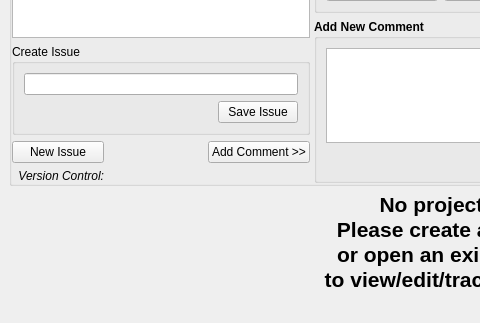
This is qtbe/resources/mainwindow.ui in nsmgr8/qtbe as Qt 5 draws it before an edit; both pictures show x 0 to 480 and y 321 to 644 of the 948 by 644 pixel window. The edited form follows.
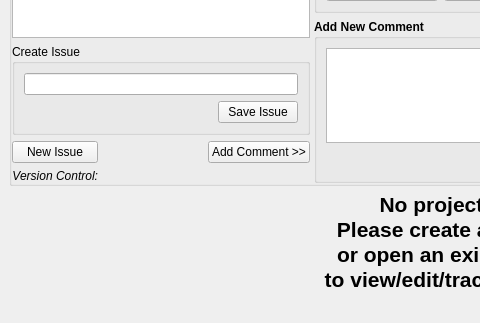
This is the edited form.

What changed in the file:
```diff
--- a/qtbe/resources/mainwindow.ui
+++ b/qtbe/resources/mainwindow.ui
@@ -172,6 +172,19 @@
              </property>
             </widget>
            </item>
+           <item row="3" column="1">
+            <spacer name="horizontalSpacer_2">
+             <property name="orientation">
+              <enum>Qt::Horizontal</enum>
+             </property>
+             <property name="sizeHint" stdset="0">
+              <size>
+               <width>40</width>
+               <height>20</height>
+              </size>
+             </property>
+            </spacer>
+           </item>
           </layout>
          </widget>
          <widget class="QWidget" name="layoutWidget">
```
